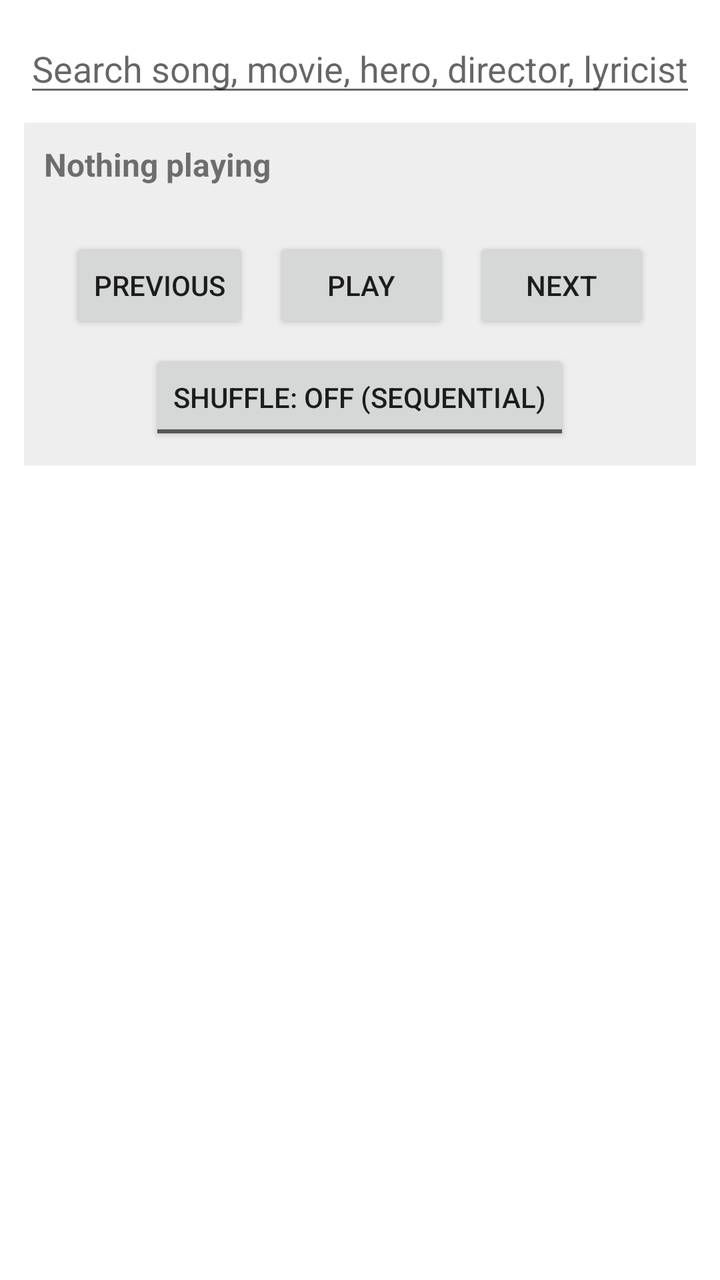
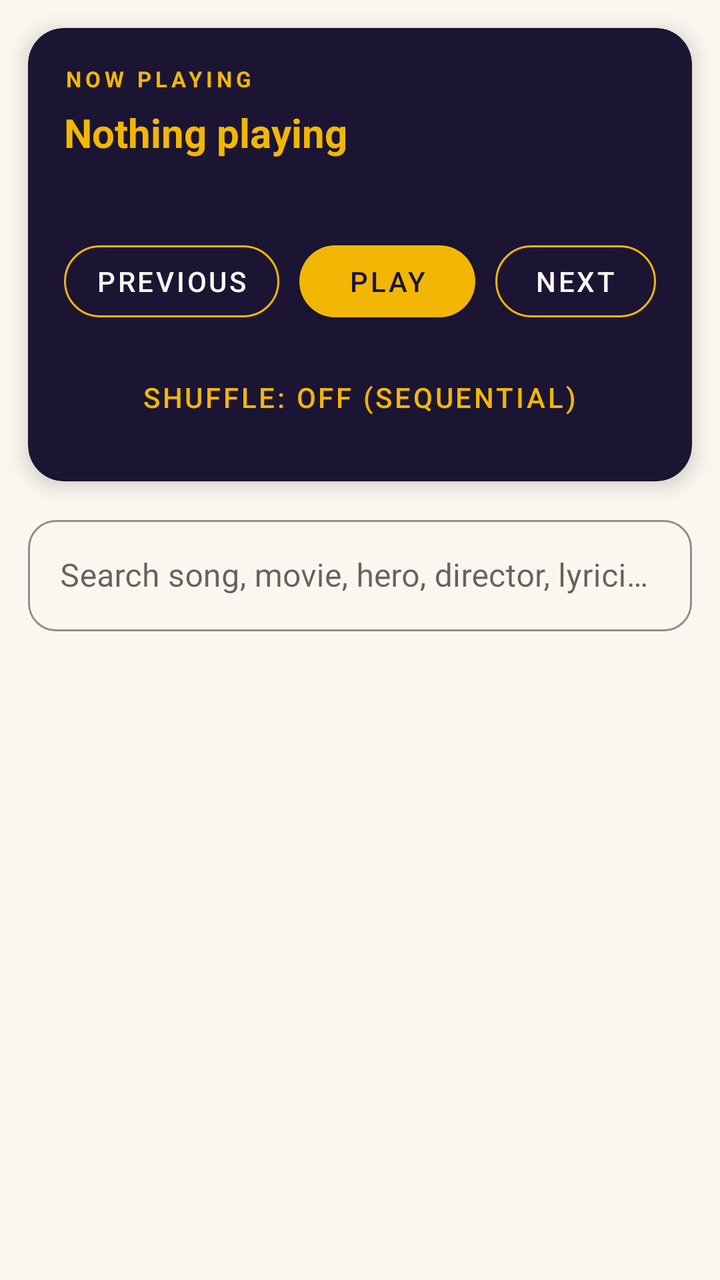

An Android layout rendered at two revisions. The XML below is the earlier revision; the diff shows what the commit changed to produce the second picture.
<!-- AndroidManifest.xml: application theme Theme.ChimataPlayer -->
<!-- res/layout/activity_main.xml -->
<?xml version="1.0" encoding="utf-8"?>
<LinearLayout xmlns:android="http://schemas.android.com/apk/res/android"
    android:layout_width="match_parent"
    android:layout_height="match_parent"
    android:orientation="vertical"
    android:padding="12dp">

    <EditText
        android:id="@+id/searchBox"
        android:layout_width="match_parent"
        android:layout_height="wrap_content"
        android:hint="@string/search_hint"
        android:inputType="text"
        android:autofillHints="" />

    <LinearLayout
        android:layout_width="match_parent"
        android:layout_height="wrap_content"
        android:layout_marginTop="8dp"
        android:orientation="vertical"
        android:background="#EEEEEE"
        android:padding="10dp">

        <TextView
            android:id="@+id/nowPlayingTitle"
            android:layout_width="match_parent"
            android:layout_height="wrap_content"
            android:text="@string/nothing_playing"
            android:textStyle="bold"
            android:textSize="16sp" />

        <TextView
            android:id="@+id/nowPlayingMovie"
            android:layout_width="match_parent"
            android:layout_height="wrap_content"
            android:textSize="13sp" />

        <LinearLayout
            android:layout_width="match_parent"
            android:layout_height="wrap_content"
            android:layout_marginTop="8dp"
            android:gravity="center"
            android:orientation="horizontal">

            <Button
                android:id="@+id/btnPrev"
                android:layout_width="wrap_content"
                android:layout_height="wrap_content"
                android:text="@string/previous" />

            <Button
                android:id="@+id/btnPlayPause"
                android:layout_width="wrap_content"
                android:layout_height="wrap_content"
                android:layout_marginStart="12dp"
                android:layout_marginEnd="12dp"
                android:text="@string/play" />

            <Button
                android:id="@+id/btnNext"
                android:layout_width="wrap_content"
                android:layout_height="wrap_content"
                android:text="@string/next" />
        </LinearLayout>

        <ToggleButton
            android:id="@+id/shuffleToggle"
            android:layout_width="wrap_content"
            android:layout_height="wrap_content"
            android:layout_marginTop="8dp"
            android:layout_gravity="center_horizontal"
            android:textOn="@string/shuffle_on"
            android:textOff="@string/sequential_on"
            android:text="@string/sequential_on" />
    </LinearLayout>

    <androidx.recyclerview.widget.RecyclerView
        android:id="@+id/songList"
        android:layout_width="match_parent"
        android:layout_height="0dp"
        android:layout_weight="1"
        android:layout_marginTop="8dp" />

</LinearLayout>
<!-- resources referenced by this layout -->
<resources>
  <string name="next">Next</string>
  <string name="nothing_playing">Nothing playing</string>
  <string name="play">Play</string>
  <string name="previous">Previous</string>
  <string name="search_hint">Search song, movie, hero, director, lyricist… (try "and"/"or")</string>
  <string name="sequential_on">Shuffle: OFF (Sequential)</string>
  <string name="shuffle_on">Shuffle: ON</string>
  <style name="Theme.ChimataPlayer" parent="Theme.MaterialComponents.DayNight.NoActionBar">
          <item name="colorPrimary">#4A148C</item>
          <item name="colorPrimaryVariant">#311B92</item>
          <item name="colorOnPrimary">#FFFFFF</item>
          <item name="android:statusBarColor">?attr/colorPrimaryVariant</item>
      </style>
</resources>

<!-- the commit's change to res/layout/activity_main.xml (unified diff, before → after) -->
@@ -1,84 +1,139 @@
 <?xml version="1.0" encoding="utf-8"?>
 <LinearLayout xmlns:android="http://schemas.android.com/apk/res/android"
+    xmlns:app="http://schemas.android.com/apk/res-auto"
     android:layout_width="match_parent"
     android:layout_height="match_parent"
     android:orientation="vertical"
-    android:padding="12dp">
+    android:background="@color/cream">
 
-    <EditText
-        android:id="@+id/searchBox"
+    
+    <com.google.android.material.card.MaterialCardView
         android:layout_width="match_parent"
         android:layout_height="wrap_content"
-        android:hint="@string/search_hint"
-        android:inputType="text"
-        android:autofillHints="" />
-
-    <LinearLayout
-        android:layout_width="match_parent"
-        android:layout_height="wrap_content"
-        android:layout_marginTop="8dp"
-        android:orientation="vertical"
-        android:background="#EEEEEE"
-        android:padding="10dp">
-
-        <TextView
-            android:id="@+id/nowPlayingTitle"
-            android:layout_width="match_parent"
-            android:layout_height="wrap_content"
-            android:text="@string/nothing_playing"
-            android:textStyle="bold"
-            android:textSize="16sp" />
-
-        <TextView
-            android:id="@+id/nowPlayingMovie"
-            android:layout_width="match_parent"
-            android:layout_height="wrap_content"
-            android:textSize="13sp" />
+        android:layout_margin="14dp"
+        app:cardBackgroundColor="@color/ink"
+        app:cardCornerRadius="18dp"
+        app:cardElevation="6dp">
 
         <LinearLayout
             android:layout_width="match_parent"
             android:layout_height="wrap_content"
-            android:layout_marginTop="8dp"
-            android:gravity="center"
-            android:orientation="horizontal">
+            android:orientation="vertical"
+            android:padding="18dp">
 
-            <Button
-                android:id="@+id/btnPrev"
+            <TextView
                 android:layout_width="wrap_content"
                 android:layout_height="wrap_content"
-                android:text="@string/previous" />
+                android:text="@string/now_playing_eyebrow"
+                android:textColor="@color/marquee_gold"
+                android:textSize="11sp"
+                android:textStyle="bold"
+                android:letterSpacing="0.18" />
 
-            <Button
-                android:id="@+id/btnPlayPause"
+            <TextView
+                android:id="@+id/nowPlayingTitle"
+                android:layout_width="match_parent"
+                android:layout_height="wrap_content"
+                android:layout_marginTop="6dp"
+                android:text="@string/nothing_playing"
+                android:textColor="@color/marquee_gold"
+                android:textSize="20sp"
+                android:textStyle="bold"
+                android:maxLines="2"
+                android:ellipsize="end" />
+
+            <TextView
+                android:id="@+id/nowPlayingMovie"
+                android:layout_width="match_parent"
+                android:layout_height="wrap_content"
+                android:layout_marginTop="2dp"
+                android:textColor="@color/cream"
+                android:textSize="14sp"
+                android:alpha="0.85"
+                android:maxLines="1"
+                android:ellipsize="end" />
+
+            <LinearLayout
+                android:layout_width="match_parent"
+                android:layout_height="wrap_content"
+                android:layout_marginTop="16dp"
+                android:gravity="center"
+                android:orientation="horizontal">
+
+                <com.google.android.material.button.MaterialButton
+                    android:id="@+id/btnPrev"
+                    style="@style/Widget.MaterialComponents.Button.OutlinedButton"
+                    android:layout_width="wrap_content"
+                    android:layout_height="wrap_content"
+                    android:text="@string/previous"
+                    android:textColor="@color/cream"
+                    app:strokeColor="@color/marquee_gold"
+                    app:cornerRadius="24dp" />
+
+                <com.google.android.material.button.MaterialButton
+                    android:id="@+id/btnPlayPause"
+                    android:layout_width="wrap_content"
+                    android:layout_height="wrap_content"
+                    android:layout_marginStart="10dp"
+                    android:layout_marginEnd="10dp"
+                    android:text="@string/play"
+                    android:textColor="@color/ink"
+                    app:backgroundTint="@color/marquee_gold"
+                    app:cornerRadius="24dp" />
+
+                <com.google.android.material.button.MaterialButton
+                    android:id="@+id/btnNext"
+                    style="@style/Widget.MaterialComponents.Button.OutlinedButton"
+                    android:layout_width="wrap_content"
+                    android:layout_height="wrap_content"
+                    android:text="@string/next"
+                    android:textColor="@color/cream"
+                    app:strokeColor="@color/marquee_gold"
+                    app:cornerRadius="24dp" />
+            </LinearLayout>
+
+            <com.google.android.material.button.MaterialButton
+                android:id="@+id/shuffleToggle"
+                style="@style/Widget.MaterialComponents.Button.TextButton"
                 android:layout_width="wrap_content"
                 android:layout_height="wrap_content"
-                android:layout_marginStart="12dp"
-                android:layout_marginEnd="12dp"
-                android:text="@string/play" />
+                android:layout_marginTop="10dp"
+                android:layout_gravity="center_horizontal"
+                android:checkable="true"
+                android:text="@string/sequential_on"
+                android:textColor="@color/marquee_gold" />
+        </LinearLayout>
+    </com.google.android.material.card.MaterialCardView>
 
-            <Button
-                android:id="@+id/btnNext"
-                android:layout_width="wrap_content"
-                android:layout_height="wrap_content"
-                android:text="@string/next" />
-        </LinearLayout>
+    <com.google.android.material.textfield.TextInputLayout
+        android:layout_width="match_parent"
+        android:layout_height="wrap_content"
+        android:layout_marginHorizontal="14dp"
+        android:layout_marginBottom="6dp"
+        style="@style/Widget.MaterialComponents.TextInputLayout.OutlinedBox"
+        app:boxCornerRadiusTopStart="14dp"
+        app:boxCornerRadiusTopEnd="14dp"
+        app:boxCornerRadiusBottomStart="14dp"
+        app:boxCornerRadiusBottomEnd="14dp"
+        app:boxStrokeColor="@color/ink"
+        app:hintTextColor="@color/mauve">
 
-        <ToggleButton
-            android:id="@+id/shuffleToggle"
-            android:layout_width="wrap_content"
+        <com.google.android.material.textfield.TextInputEditText
+            android:id="@+id/searchBox"
+            android:layout_width="match_parent"
             android:layout_height="wrap_content"
-            android:layout_marginTop="8dp"
-            android:layout_gravity="center_horizontal"
-            android:textOn="@string/shuffle_on"
-            android:textOff="@string/sequential_on"
-            android:text="@string/sequential_on" />
-    </LinearLayout>
+            android:hint="@string/search_hint"
+            android:inputType="text"
+            android:textColor="@color/charcoal"
+            android:autofillHints="" />
+    </com.google.android.material.textfield.TextInputLayout>
 
     <androidx.recyclerview.widget.RecyclerView
         android:id="@+id/songList"
         android:layout_width="match_parent"
         android:layout_height="0dp"
         android:layout_weight="1"
-        android:layout_marginTop="8dp" />
+        android:paddingHorizontal="10dp"
+        android:clipToPadding="false" />
 
 </LinearLayout>
<!-- resource entries referenced after the edit -->
@@ -1,17 +1,24 @@
 <!-- resources referenced by this layout -->
 <resources>
+  <color name="charcoal">#2B2630</color>
+  <color name="cream">#FBF7F0</color>
+  <color name="ink">#1B1533</color>
+  <color name="marquee_gold">#F2B705</color>
+  <color name="mauve">#8A7A99</color>
   <string name="next">Next</string>
   <string name="nothing_playing">Nothing playing</string>
+  <string name="now_playing_eyebrow">NOW PLAYING</string>
   <string name="play">Play</string>
   <string name="previous">Previous</string>
   <string name="search_hint">Search song, movie, hero, director, lyricist… (try "and"/"or")</string>
   <string name="sequential_on">Shuffle: OFF (Sequential)</string>
-  <string name="shuffle_on">Shuffle: ON</string>
   <style name="Theme.ChimataPlayer" parent="Theme.MaterialComponents.DayNight.NoActionBar">
-          <item name="colorPrimary">#4A148C</item>
-          <item name="colorPrimaryVariant">#311B92</item>
-          <item name="colorOnPrimary">#FFFFFF</item>
-          <item name="android:statusBarColor">?attr/colorPrimaryVariant</item>
+          <item name="colorPrimary">@color/ink</item>
+          <item name="colorPrimaryVariant">@color/ink</item>
+          <item name="colorSecondary">@color/marquee_gold</item>
+          <item name="colorOnPrimary">@color/cream</item>
+          <item name="android:windowBackground">@color/cream</item>
+          <item name="android:statusBarColor">@color/ink</item>
       </style>
 </resources>
 
